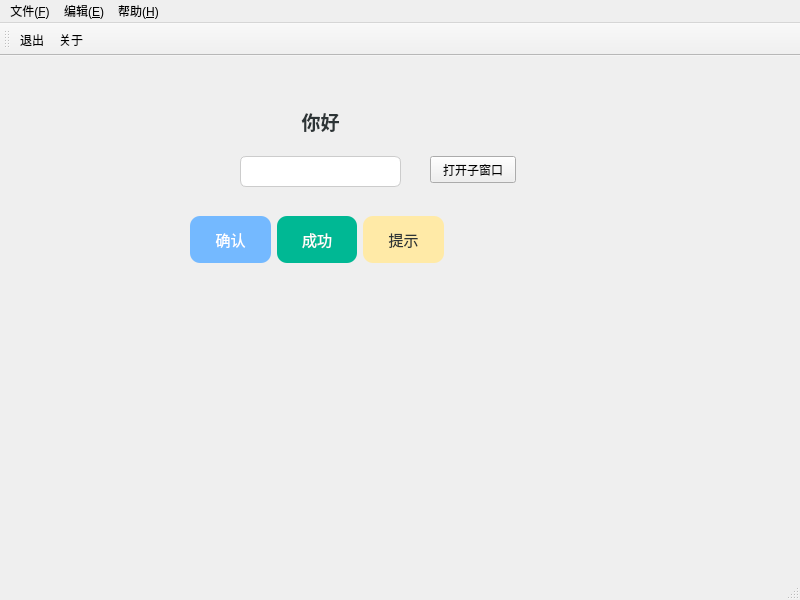
First picture: the form in mainwindow.ui, repository zs211/QtProject, before the edit.
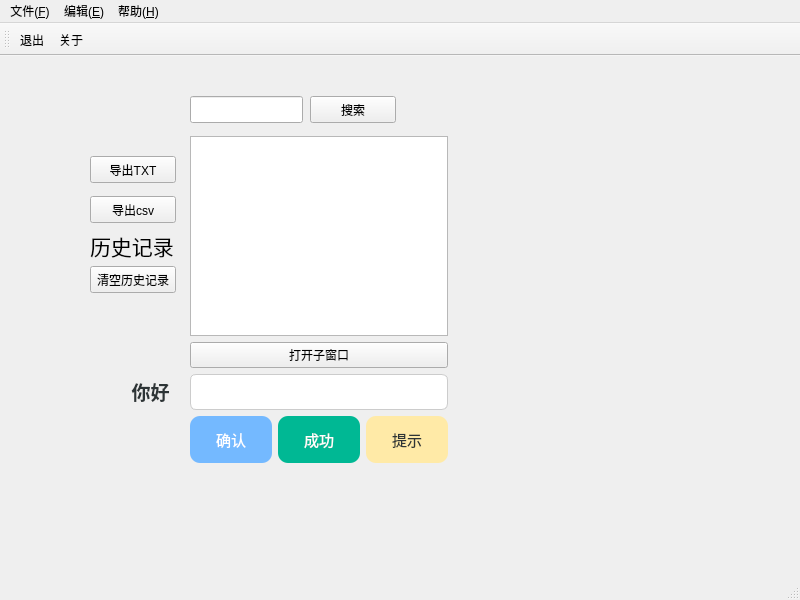
Second picture: the form after the edit.

Commit message: 添加查询功能

```diff
--- a/mainwindow.ui
+++ b/mainwindow.ui
@@ -17,8 +17,8 @@
    <widget class="QLabel" name="label">
     <property name="geometry">
      <rect>
-      <x>290</x>
-      <y>50</y>
+      <x>120</x>
+      <y>320</y>
       <width>61</width>
       <height>31</height>
      </rect>
@@ -34,15 +34,116 @@
      <string>&lt;html&gt;&lt;head/&gt;&lt;body&gt;&lt;p align=&quot;center&quot;&gt;&lt;span style=&quot; font-size:14pt;&quot;&gt;你好&lt;/span&gt;&lt;/p&gt;&lt;/body&gt;&lt;/html&gt;</string>
     </property>
    </widget>
+   <widget class="QLabel" name="label_2">
+    <property name="geometry">
+     <rect>
+      <x>90</x>
+      <y>170</y>
+      <width>91</width>
+      <height>41</height>
+     </rect>
+    </property>
+    <property name="text">
+     <string>&lt;html&gt;&lt;head/&gt;&lt;body&gt;&lt;p&gt;&lt;span style=&quot; font-size:16pt;&quot;&gt;历史记录&lt;/span&gt;&lt;/p&gt;&lt;/body&gt;&lt;/html&gt;</string>
+    </property>
+   </widget>
+   <widget class="QPushButton" name="pushButton_clear_history">
+    <property name="geometry">
+     <rect>
+      <x>90</x>
+      <y>210</y>
+      <width>86</width>
+      <height>27</height>
+     </rect>
+    </property>
+    <property name="text">
+     <string>清空历史记录</string>
+    </property>
+   </widget>
+   <widget class="QLineEdit" name="lineEdit_search">
+    <property name="geometry">
+     <rect>
+      <x>190</x>
+      <y>40</y>
+      <width>113</width>
+      <height>27</height>
+     </rect>
+    </property>
+    <property name="toolTip">
+     <string>&lt;html&gt;&lt;head/&gt;&lt;body&gt;&lt;p&gt;输入关键词筛选记录...&lt;/p&gt;&lt;/body&gt;&lt;/html&gt;</string>
+    </property>
+    <property name="text">
+     <string/>
+    </property>
+   </widget>
+   <widget class="QPushButton" name="pushButton_search">
+    <property name="geometry">
+     <rect>
+      <x>310</x>
+      <y>40</y>
+      <width>86</width>
+      <height>27</height>
+     </rect>
+    </property>
+    <property name="text">
+     <string>搜索</string>
+    </property>
+   </widget>
+   <widget class="QPushButton" name="pushButton_export_csv">
+    <property name="geometry">
+     <rect>
+      <x>90</x>
+      <y>140</y>
+      <width>86</width>
+      <height>27</height>
+     </rect>
+    </property>
+    <property name="text">
+     <string>导出csv</string>
+    </property>
+   </widget>
+   <widget class="QPushButton" name="pushButton_export_txt">
+    <property name="geometry">
+     <rect>
+      <x>90</x>
+      <y>100</y>
+      <width>86</width>
+      <height>27</height>
+     </rect>
+    </property>
+    <property name="text">
+     <string>导出TXT</string>
+    </property>
+   </widget>
+   <widget class="QWidget" name="">
+    <property name="geometry">
+     <rect>
+      <x>190</x>
+      <y>80</y>
+      <width>258</width>
+      <height>327</height>
+     </rect>
+    </property>
+    <layout class="QVBoxLayout" name="verticalLayout">
+     <item>
+      <widget class="QListWidget" name="listWidget_history">
+       <property name="minimumSize">
+        <size>
+         <width>0</width>
+         <height>192</height>
+        </size>
+       </property>
+      </widget>
+     </item>
+     <item>
+      <widget class="QPushButton" name="pushButton_open_sub">
+       <property name="text">
+        <string>打开子窗口</string>
+       </property>
+      </widget>
+     </item>
+     <item>
    <widget class="QLineEdit" name="lineEdit">
-    <property name="geometry">
-     <rect>
-      <x>240</x>
-      <y>100</y>
-      <width>161</width>
-      <height>31</height>
-     </rect>
-    </property>
     <property name="styleSheet">
      <string notr="true">QLineEdit {
     font-size: 14px;
@@ -57,28 +158,8 @@
      <string/>
     </property>
    </widget>
-   <widget class="QPushButton" name="pushButton_open_sub">
-    <property name="geometry">
-     <rect>
-      <x>430</x>
-      <y>100</y>
-      <width>86</width>
-      <height>27</height>
-     </rect>
-    </property>
-    <property name="text">
-     <string>打开子窗口</string>
-    </property>
-   </widget>
-   <widget class="QWidget" name="">
-    <property name="geometry">
-     <rect>
-      <x>190</x>
-      <y>160</y>
-      <width>254</width>
-      <height>48</height>
-     </rect>
-    </property>
+     </item>
+     <item>
     <layout class="QHBoxLayout" name="horizontalLayout">
      <item>
       <widget class="QPushButton" name="pushButton">
@@ -139,6 +220,8 @@
         <string>提示</string>
        </property>
       </widget>
+       </item>
+      </layout>
      </item>
     </layout>
    </widget>
```
Lines whose indentation alone changed are shown as unchanged. The commit also changes 2 other files.
